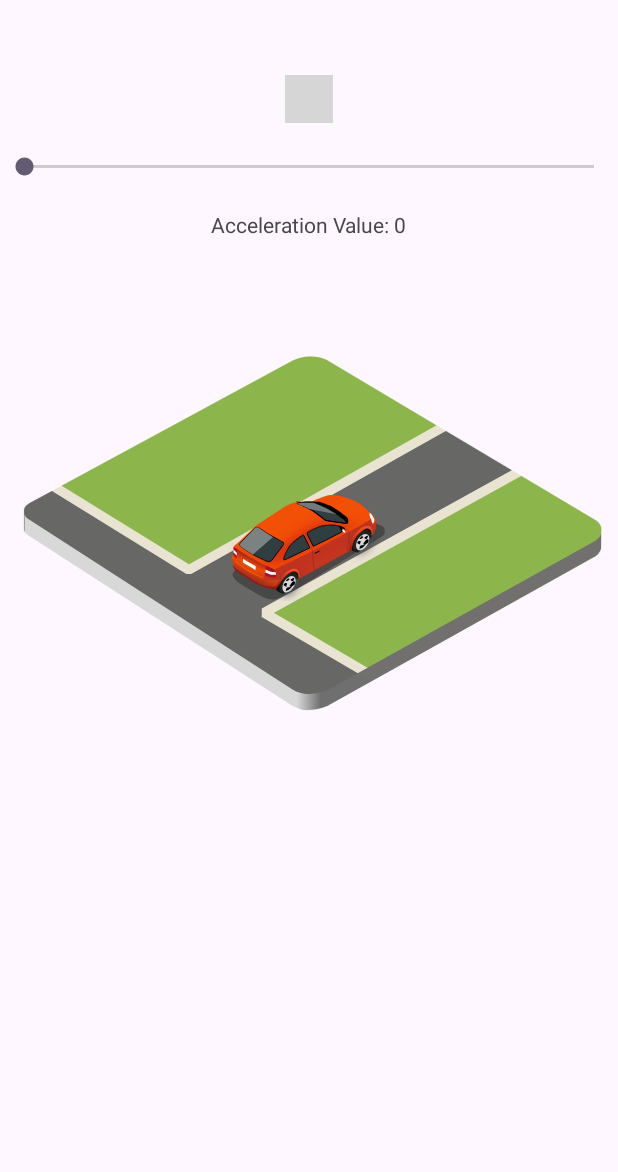
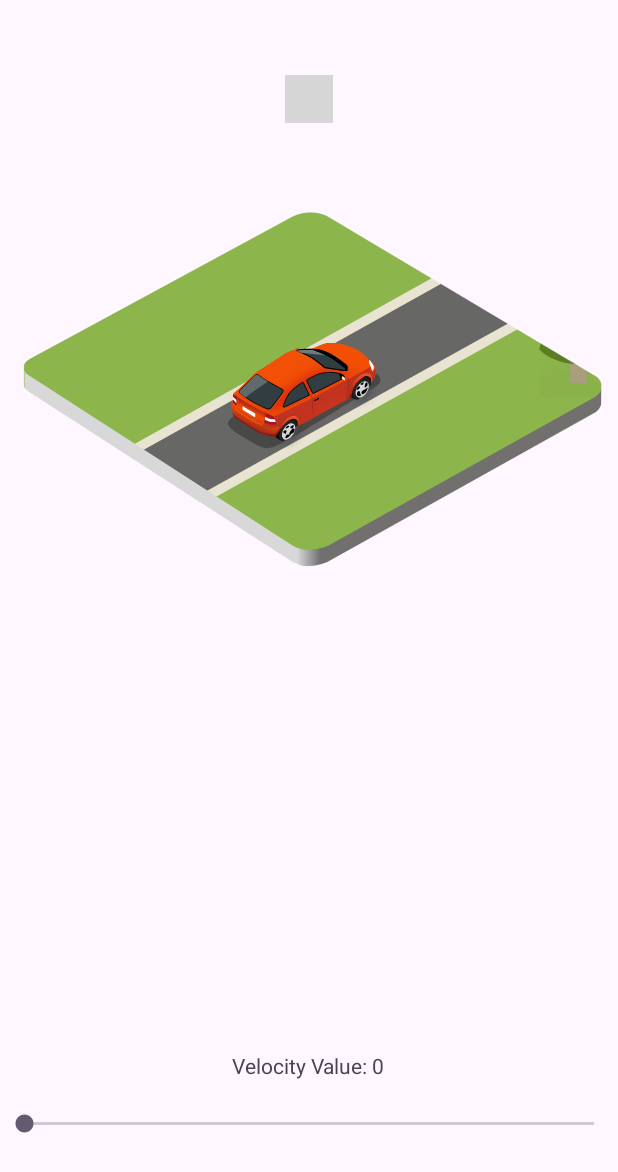
Before and after one commit to VitorARibeiro/Formacao-Kotlin-A-mover-, an Android app: the screen it shows after launch (MainActivity), on a phone screen of 412 x 824 dp. Shown: the top 1172 px of the screen. Run offline under Robolectric (Android 15) with nearby library versions, the phone set to English and light mode, and no system bars; libraries missing offline, so code that uses them is left out: com.github.anastr.speedviewlib; plain views replace PointerSpeedometer; 2 statements that could not run were skipped; grey boxes are pictures that could not be loaded.

Commit message:
Fim Projeto

```diff
--- a/AcelerometerV1/app/src/main/res/layout/activity_main.xml
+++ b/AcelerometerV1/app/src/main/res/layout/activity_main.xml
@@ -14,34 +14,33 @@
         android:layout_centerHorizontal="true"
         android:layout_marginTop="50dp"/>
 
+    <com.airbnb.lottie.LottieAnimationView
+        android:id="@+id/animationView"
+        android:layout_width="wrap_content"
+        android:layout_height="wrap_content"
+        android:layout_below="@id/pointerSpeedometer"
+        android:layout_marginTop="20dp"
+        android:layout_marginBottom="20dp"
+        android:hardwareAccelerated="true"
+        app:lottie_autoPlay="false"
+        app:lottie_loop="true"
+        app:lottie_rawRes="@raw/animacaocarro" />
+
+    <TextView
+        android:id="@+id/seekBarValue"
+        android:layout_width="wrap_content"
+        android:layout_height="wrap_content"
+        android:layout_above="@id/seekBar"
+        android:layout_centerHorizontal="true"
+        android:layout_marginBottom="20dp"
+        android:text="@string/velocity_value_0" />
 
     <SeekBar
         android:id="@+id/seekBar"
         android:layout_width="match_parent"
         android:layout_height="wrap_content"
-        android:layout_below="@id/pointerSpeedometer"
-        android:layout_marginTop="20dp"
+        android:layout_alignParentBottom="true"
+        android:layout_marginBottom="66dp"
         android:max="100" />
 
-    <TextView
-        android:id="@+id/seekBarValue"
-        android:layout_width="wrap_content"
-        android:layout_height="wrap_content"
-        android:layout_below="@id/seekBar"
-        android:layout_centerHorizontal="true"
-        android:layout_marginTop="20dp"
-        android:text="Acceleration Value: 0" />
-
-    <com.airbnb.lottie.LottieAnimationView
-        android:id="@+id/animationView"
-        android:layout_width="wrap_content"
-        android:layout_height="wrap_content"
-        android:layout_below="@id/seekBar"
-        android:layout_marginTop="78dp"
-        android:layout_marginBottom="53dp"
-        android:hardwareAccelerated="true"
-        app:lottie_autoPlay="false"
-        app:lottie_loop="true"
-        app:lottie_rawRes="@raw/animacaocarro" />
-
 </RelativeLayout>
--- a/AcelerometerV1/app/src/main/res/values/strings.xml
+++ b/AcelerometerV1/app/src/main/res/values/strings.xml
@@ -1,4 +1,5 @@
 <resources>
     <string name="app_name">AcelerometerV1</string>
-    <string name="seek_bar_value">Acceleration Value: %1$d</string>
+    <string name="seek_bar_value">Velocity Value: %1$d</string>
+    <string name="velocity_value_0">Velocity Value: 0</string>
 </resources>
```
Also changed, not shown: AcelerometerV1/app/src/main/java/com/example/acelerometerv1/MainActivity.kt (+24 -3 lines).
